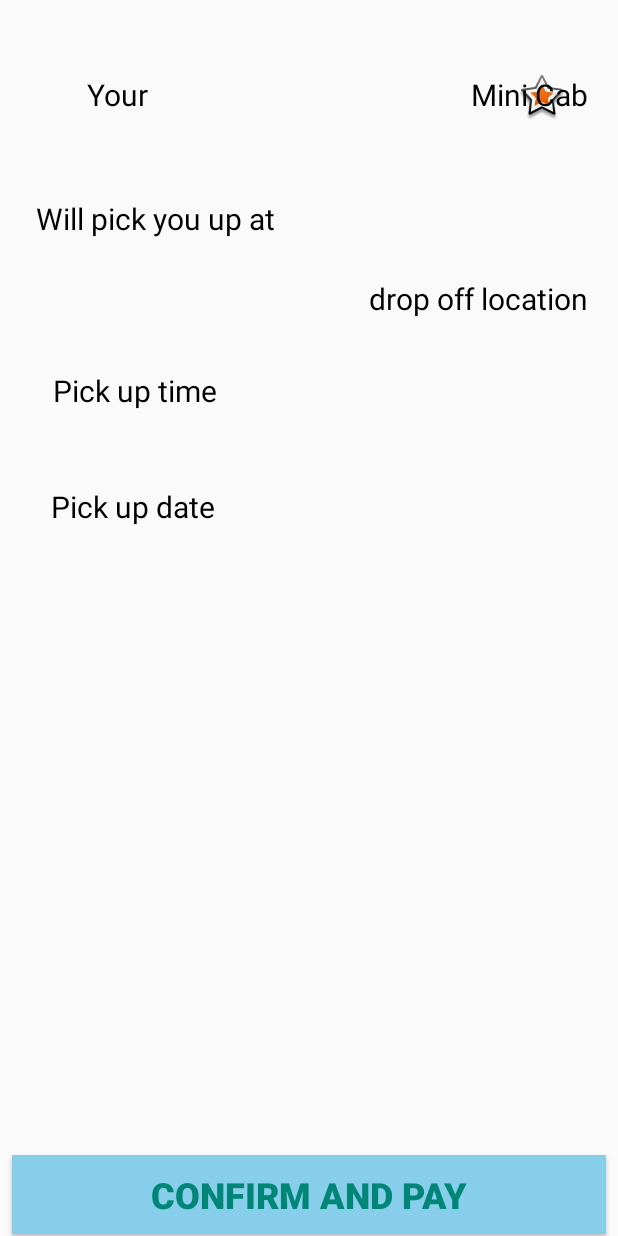
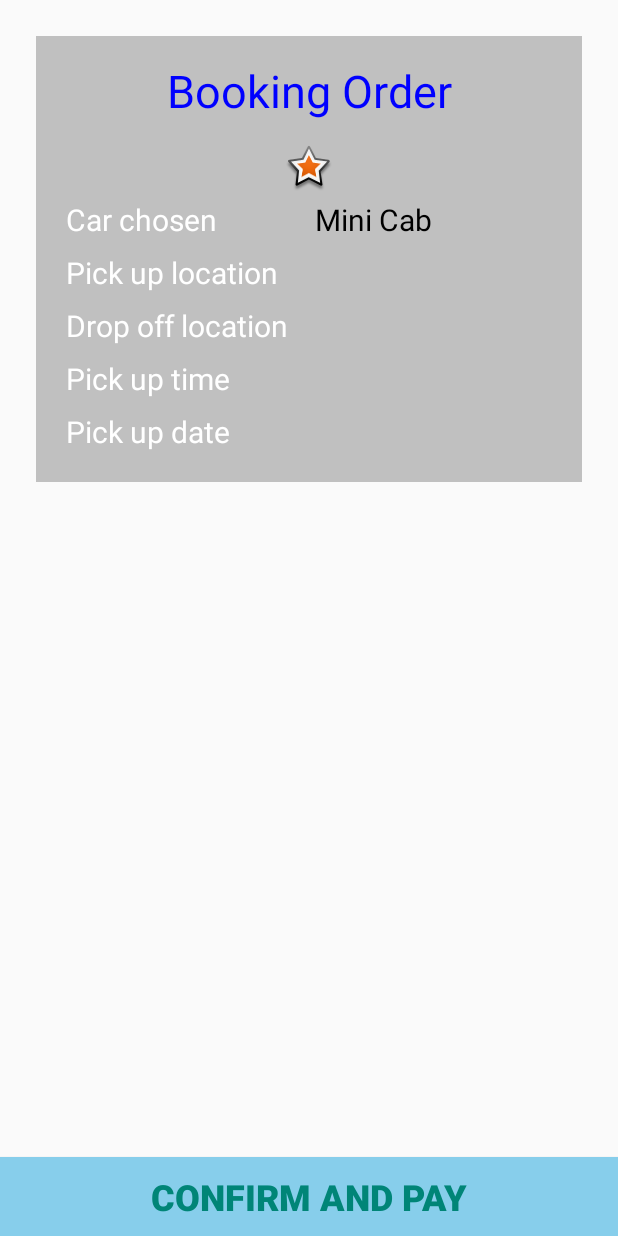
Before and after one commit to danc-dev/rideshare, an Android app: the BookingConfirmActivity screen opened directly, with no data from a screen before it, on a phone screen of 412 x 824 dp. Run offline under Robolectric (Android 15) with nearby library versions, the phone set to English and light mode, and no system bars; 12 statements that could not run were skipped.

Commit message:
Improve Confirm screen

```diff
--- a/app/src/main/java/ie/dancos/rideshare/BookingActivity.java
+++ b/app/src/main/java/ie/dancos/rideshare/BookingActivity.java
@@ -31,6 +31,9 @@ public class BookingActivity extends Activity {
 
                 Intent intent = new Intent(BookingActivity.this,BookingConfirmActivity.class);
 
+                // default of min-cab - set min-cab to true in the case where no option was selected by the customer
+                if (!sports & !limo & !mini_bus) { mini_cab=true;}
+
                 Bundle bundle = new Bundle();
                 bundle.putString("pick_up", String.valueOf(editText_pick_up.getText()));
                 bundle.putString("drop_off",String.valueOf(editText_drop_off.getText()));
@@ -58,19 +61,19 @@ public class BookingActivity extends Activity {
         switch (view.getId()) {
             case R.id.rb_mini_cab:
                 if (checked)
-                    mini_cab = true;
+                    mini_cab = true;mini_bus=false;limo=false;sports=false;
                 break;
             case R.id.rb_mini_bus:
                 if (checked)
-                    mini_bus = true;
+                    mini_bus = true;mini_cab=false;limo=false;sports=false;
                 break;
             case R.id.rb_limo:
                 if (checked)
-                    limo = true;
+                    limo = true;mini_cab=false;mini_bus=false;sports=false;
                 break;
             case R.id.rb_sports:
                 if (checked)
-                    sports = true;
+                    sports = true;mini_cab=false;mini_bus=false;limo=false;
                 break;
         }
     }
--- a/app/src/main/java/ie/dancos/rideshare/BookingConfirmActivity.java
+++ b/app/src/main/java/ie/dancos/rideshare/BookingConfirmActivity.java
@@ -25,11 +25,11 @@ public class BookingConfirmActivity extends Activity {
         String time = bundle.getString("time");
         String date = bundle.getString("date");
 
-        TextView textView_to_pick_you = findViewById(R.id.textView_to_pick_you);
-        textView_to_pick_you.setText(pick_up);
+        TextView textView_pick_up_location = findViewById(R.id.textView_pick_up_location);
+        textView_pick_up_location.setText(pick_up);
 
-        TextView textView_drop_off = findViewById(R.id.textView_drop_off);
-        textView_drop_off.setText(drop_off);
+        TextView textView_drop_off_location = findViewById(R.id.textView_drop_off_location);
+        textView_drop_off_location.setText(drop_off);
 
         TextView textView_time = findViewById(R.id.textView_time);
         textView_time.setText(time);
--- a/app/src/main/java/ie/dancos/rideshare/LoginActivity.java
+++ b/app/src/main/java/ie/dancos/rideshare/LoginActivity.java
@@ -93,7 +93,7 @@ public class LoginActivity extends AppCompatActivity implements LoaderCallbacks<
 
         mLoginFormView = findViewById(R.id.login_form);
         mProgressView = findViewById(R.id.login_progress);
-
+/*
         button_go2_navigation = findViewById(R.id.button_go2_navigation);
 
 
@@ -103,7 +103,7 @@ public class LoginActivity extends AppCompatActivity implements LoaderCallbacks<
                 startActivity(new Intent(LoginActivity.this,NavigationActivity.class));
             }
         });
-
+*/
 
     }
 
--- a/app/src/main/res/layout/activity_booking_confirm.xml
+++ b/app/src/main/res/layout/activity_booking_confirm.xml
@@ -1,142 +1,187 @@
 <?xml version="1.0" encoding="utf-8"?>
-<android.support.constraint.ConstraintLayout xmlns:android="http://schemas.android.com/apk/res/android"
+<LinearLayout xmlns:android="http://schemas.android.com/apk/res/android"
     xmlns:app="http://schemas.android.com/apk/res-auto"
     xmlns:tools="http://schemas.android.com/tools"
     android:layout_width="match_parent"
+    android:layout_height="wrap_content"
+    android:orientation="vertical"
+    tools:context=".BookingConfirmActivity">
+
+    <LinearLayout
+        android:id="@+id/linearLayout_booking_order"
+        android:layout_width="match_parent"
         android:layout_height="match_parent"
-    tools:context=".BookingConfirmActivity"
-    tools:layout_editor_absoluteY="81dp">
+        android:orientation="vertical"
+        android:background="@color/silver"
+        android:layout_marginLeft="24dp"
+        android:layout_marginRight="24dp"
+        android:layout_marginTop="24dp"
+        android:padding="16dp"
+        >
 
         <TextView
-        android:id="@+id/textView_your"
-        style="@style/text_large"
-        android:layout_width="wrap_content"
+            android:id="@+id/textView_booking_order"
+            style="@style/text_header"
+            android:layout_width="match_parent"
             android:layout_height="wrap_content"
-        android:layout_marginStart="58dp"
-        android:layout_marginTop="49dp"
-        android:text="@string/your"
-        app:layout_constraintStart_toStartOf="parent"
-        app:layout_constraintTop_toTopOf="parent" />
+            android:layout_marginBottom="16dp"
+            android:text="@string/booking_order"
+            android:textAlignment="center" />
+
 
         <ImageView
             android:id="@+id/imageView_car_picked"
-        android:layout_width="wrap_content"
+            android:layout_width="match_parent"
             android:layout_height="wrap_content"
-        android:layout_marginTop="49dp"
-        android:layout_marginEnd="7dp"
             android:contentDescription="@string/car_picked"
             android:src="@android:drawable/star_big_on"
-        app:layout_constraintEnd_toStartOf="@+id/textView_to_pick_you"
-        app:layout_constraintTop_toTopOf="parent" />
+            android:layout_gravity="center"/>
+
+        <LinearLayout
+            android:layout_width="match_parent"
+            android:layout_height="wrap_content"
+            android:orientation="horizontal">
+
 
             <TextView
-        android:id="@+id/textView_will_pick_you_up"
-        style="@style/text_large"
-        android:layout_width="wrap_content"
+                android:id="@+id/textView_car_type_text"
+                style="@style/text_info"
+                android:layout_width="0dp"
                 android:layout_height="wrap_content"
-        android:layout_marginStart="24dp"
-        android:text="@string/will_pick_you_up"
-        app:layout_constraintBaseline_toBaselineOf="@+id/textView_to_pick_you"
-        app:layout_constraintStart_toStartOf="parent" />
+                android:layout_weight="6"
+                android:text="@string/car_picked" />
 
             <TextView
-        android:id="@+id/textView_to_pick_you"
+                android:id="@+id/textView_car_type"
                 style="@style/text_large"
-        android:layout_width="wrap_content"
+                android:layout_width="0dp"
                 android:layout_height="wrap_content"
-        android:layout_marginEnd="27dp"
-        android:layout_marginBottom="26dp"
-        android:text="@string/pick_up_location"
-        app:layout_constraintBottom_toTopOf="@+id/textView_pick_up"
-        app:layout_constraintEnd_toEndOf="parent" />
+                android:layout_margin="4dp"
+                android:layout_weight="6"
+                android:text="Mini Cab" />
+
+
+        </LinearLayout>
+
+        <LinearLayout
+            android:layout_width="match_parent"
+            android:layout_height="wrap_content"
+            android:orientation="horizontal">
 
             <TextView
-        android:id="@+id/textView_pick_up"
+                android:id="@+id/textView_pick_up_text"
+                style="@style/text_info"
+                android:layout_width="0dp"
+                android:layout_height="wrap_content"
+                android:layout_weight="6"
+                android:text="@string/pick_up_location" />
+
+            <TextView
+                android:id="@+id/textView_pick_up_location"
                 style="@style/text_large"
-        android:layout_width="wrap_content"
+                android:layout_width="0dp"
                 android:layout_height="wrap_content"
-        android:layout_marginEnd="20dp"
-        android:text="@string/drop_off_location"
-        app:layout_constraintBaseline_toBaselineOf="@+id/textView_drop_off"
-        app:layout_constraintEnd_toEndOf="parent" />
+                android:layout_margin="4dp"
+                android:layout_weight="6"
+                android:text="@string/pick_up_location" />
+
+        </LinearLayout>
+
+
+        <LinearLayout
+            android:layout_width="match_parent"
+            android:layout_height="wrap_content"
+            android:orientation="horizontal">
+
+            <TextView
+                android:id="@+id/textView_drop_off_text"
+                style="@style/text_info"
+                android:layout_width="0dp"
+                android:layout_height="wrap_content"
+                android:layout_weight="6"
+                android:text="@string/drop_off_location" />
+
+            <TextView
+                android:id="@+id/textView_drop_off_location"
+                style="@style/text_large"
+                android:layout_width="0dp"
+                android:layout_height="wrap_content"
+                android:layout_margin="4dp"
+                android:layout_weight="6"
+                android:text="@string/drop_off_location" />
+
+
+    </LinearLayout>
+
+        <LinearLayout
+            android:layout_width="match_parent"
+            android:layout_height="wrap_content"
+            android:orientation="horizontal">
+
+            <TextView
+                android:id="@+id/textview_pick_up_time_text"
+                style="@style/text_info"
+                android:layout_width="0dp"
+                android:layout_height="wrap_content"
+                android:layout_weight="6"
+                android:text="@string/pick_up_time" />
 
             <TextView
                 android:id="@+id/textView_time"
                 style="@style/text_large"
-        android:layout_width="wrap_content"
+                android:layout_width="0dp"
                 android:layout_height="wrap_content"
-        android:layout_marginStart="17dp"
-        android:layout_marginTop="34dp"
-        android:text="@string/pick_up_time_set"
-        app:layout_constraintStart_toEndOf="@+id/textView_drop_off"
-        app:layout_constraintTop_toBottomOf="@+id/textView_pick_up" />
+                android:layout_margin="4dp"
+                android:layout_weight="6"
+                android:text="@string/pick_up_time_set" />
+
+        </LinearLayout>
+
+        <LinearLayout
+            android:layout_width="match_parent"
+            android:layout_height="wrap_content"
+            android:orientation="horizontal">
+
 
             <TextView
-        android:id="@+id/textView_drop_off"
-        style="@style/text_large"
-        android:layout_width="wrap_content"
+                android:id="@+id/textView_pick_up_date_text"
+                style="@style/text_info"
+                android:layout_width="0dp"
                 android:layout_height="wrap_content"
-        android:layout_marginStart="24dp"
-        android:layout_marginTop="185dp"
-        android:text="@string/drop_you_off"
-        app:layout_constraintStart_toStartOf="parent"
-        app:layout_constraintTop_toTopOf="parent" />
+                android:layout_weight="6"
+                android:text="@string/pick_up_date" />
 
             <TextView
-        android:id="@+id/textView14"
+                android:id="@+id/textView_date"
                 style="@style/text_large"
-        android:layout_width="wrap_content"
+                android:layout_width="0dp"
                 android:layout_height="wrap_content"
-        android:layout_marginStart="35dp"
-        android:layout_marginTop="34dp"
-        android:text="@string/pick_up_time"
-        app:layout_constraintStart_toStartOf="parent"
-        app:layout_constraintTop_toBottomOf="@+id/textView_drop_off" />
+                android:layout_margin="4dp"
+                android:layout_weight="6"
+                android:text="@string/pick_up_date_set" />
+
+
+
+        </LinearLayout>
+
+
+
+    </LinearLayout>
+
+    <View
+        android:layout_width="match_parent"
+        android:layout_height="0dp"
+        android:layout_weight="1" />
 
     <Button
         android:id="@+id/button_confirm_and_pay"
         style="@style/button_large"
-        android:layout_width="0dp"
+        android:layout_width="match_parent"
         android:layout_height="wrap_content"
-        android:layout_marginStart="8dp"
-        android:layout_marginEnd="8dp"
-        android:layout_marginBottom="1dp"
-        android:text="@string/confirm_and_pay"
-        app:layout_constraintBottom_toBottomOf="parent"
-        app:layout_constraintEnd_toEndOf="parent"
-        app:layout_constraintStart_toStartOf="parent" />
-
-    <TextView
-        android:id="@+id/textView_car_type"
-        style="@style/text_large"
-        android:layout_width="wrap_content"
-        android:layout_height="wrap_content"
-        android:layout_marginTop="49dp"
-        android:layout_marginEnd="20dp"
-        android:text="@string/car_picked"
-        app:layout_constraintEnd_toEndOf="parent"
-        app:layout_constraintTop_toTopOf="parent" />
-
-    <TextView
-        android:id="@+id/textView_date"
-        style="@style/text_large"
-        android:layout_width="wrap_content"
-        android:layout_height="wrap_content"
-        android:layout_marginStart="39dp"
-        android:layout_marginTop="50dp"
-        android:text="@string/pick_up_date_set"
-        app:layout_constraintStart_toEndOf="@+id/textView_pick_up_date"
-        app:layout_constraintTop_toBottomOf="@+id/textView_time" />
-
-    <TextView
-        android:id="@+id/textView_pick_up_date"
-        style="@style/text_large"
-        android:layout_width="wrap_content"
-        android:layout_height="wrap_content"
-        android:layout_marginStart="34dp"
-        android:text="@string/pick_up_date"
-        app:layout_constraintBaseline_toBaselineOf="@+id/textView_date"
-        app:layout_constraintStart_toStartOf="parent" />
+        android:text="@string/confirm_and_pay" />
 
 
-</android.support.constraint.ConstraintLayout>
+
+
+
+</LinearLayout>
--- a/app/src/main/res/layout/activity_login.xml
+++ b/app/src/main/res/layout/activity_login.xml
@@ -71,48 +71,34 @@
                 android:layout_height="wrap_content"
                 android:layout_gravity="center"
                 android:layout_margin="10dp"
-                android:text="@string/action_sign_in_short"
-                 />
-
-
-
-
-
+                android:text="@string/action_sign_in_short" />
 
 
             <LinearLayout
                 android:layout_width="match_parent"
                 android:layout_height="wrap_content"
-            android:layout_marginTop="50dp"
+                android:layout_marginTop="20dp"
                 android:orientation="vertical">
+
+                <TextView
+                    android:id="@+id/textView2"
+                    style="@style/label_small"
+                    android:layout_width="wrap_content"
+                    android:layout_height="wrap_content"
+                    android:layout_gravity="center"
+                    android:gravity="center"
+                    android:text="@string/if_you_dont_have_an_account" />
 
                 <Button
                     android:id="@+id/button_signup"
                     style="@style/button_large"
-                android:layout_width="194dp"
-                android:layout_height="84dp"
-                android:layout_gravity="center"
-                android:layout_marginTop="16dp"
-                android:background="@drawable/signup_today"
-                android:onClick="goToSignUp" />
-
-            <TextView
-                android:id="@+id/textView2"
-                style="@style/label_small"
-                android:layout_width="match_parent"
-                android:layout_height="wrap_content"
-                android:gravity="center"
-                android:text="@string/if_you_dont_have_an_account" />
-
-            <Button
-                android:id="@+id/button_go2_navigation"
-                style="@style/button_large"
                     android:layout_width="wrap_content"
                     android:layout_height="wrap_content"
                     android:layout_gravity="center"
-                android:gravity="center"
-                android:text="got to map"
-                 />
+                    android:layout_marginTop="16dp"
+                    android:onClick="goToSignUp"
+                    android:text="@string/action_sign_up" />
+
 
             </LinearLayout>
         </LinearLayout>
--- a/app/src/main/res/values/strings.xml
+++ b/app/src/main/res/values/strings.xml
@@ -31,23 +31,23 @@
     <string name="mini_bus">Mini Bus</string>
     <string name="make_booking">Make Booking</string>
 
-    <string name="your">Your</string>
-    <string name="will_pick_you_up">Will pick you up at</string>
-    <string name="drop_you_off">and drop you off at</string>
-    <string name="drop_off_location">drop off location</string>
-    <string name="pick_up_location">pick up location</string>
+
+    <!-- Confirm Order Screen -->
+    <string name="booking_order">Booking Order</string>
+      <string name="drop_off_location">Drop off location</string>
+    <string name="pick_up_location">Pick up location</string>
     <string name="pick_up_time">Pick up time</string>
     <string name="pick_up_time_set">Pick up time</string>
     <string name="pick_up_date">Pick up date</string>
     <string name="pick_up_date_set">Pick up date</string>
     <string name="confirm_and_pay">Confirm and pay</string>
-    <string name="car_picked">Mini Cab</string>
+    <string name="car_picked">Car chosen</string>
 
 
     <string name="show_car_on_map">Check for nearest car</string>
     <string name="show_history">Check ride history</string>
     <string name="show_ride_cost">Journey cost calculator</string>
-    <string name="title_activity_booking">BookingActivity</string>
+    <string name="title_activity_booking">Booking</string>
 
 
 </resources>
--- a/app/src/main/res/values/styles.xml
+++ b/app/src/main/res/values/styles.xml
@@ -34,11 +34,23 @@
         <item name="android:background">@color/sky_blue</item>
     </style>
 
+    <style name="text_info">
+        <!-- Customize your theme here. -->
+        <item name="android:textSize">20sp</item>
+        <item name="android:textColor">@color/common_google_signin_btn_text_dark</item>
+        <item name="android:layout_margin">4dp</item>
+    </style>
     <style name="text_large">
         <!-- Customize your theme here. -->
         <item name="android:textSize">20sp</item>
         <item name="android:textColor">@color/black</item>
        </style>
+
+    <style name="text_header">
+        <!-- Customize your theme here. -->
+        <item name="android:textSize">30sp</item>
+        <item name="android:textColor">@color/blue</item>
+    </style>
 
 
 
```
Lines whose indentation alone changed are shown as unchanged.
